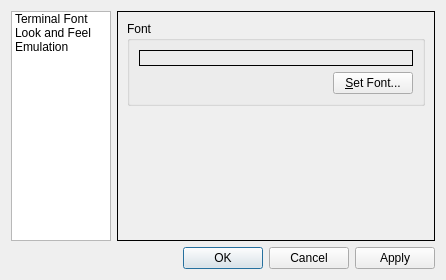
lxqt/qterminal, file src/forms/propertiesdialog.ui: the form before one commit.
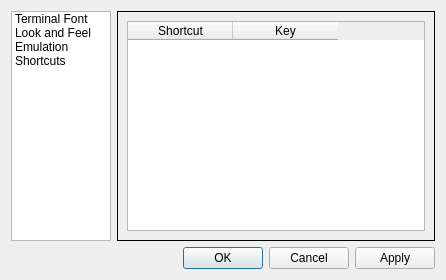
The form after the commit. The open tabs and pages were chosen to show the change.

Commit message: Support for keyboard shortcuts; free-form text entry style.

Diff of the .ui file:
```diff
--- a/src/forms/propertiesdialog.ui
+++ b/src/forms/propertiesdialog.ui
@@ -49,6 +49,11 @@
        <string>Emulation</string>
       </property>
      </item>
+     <item>
+      <property name="text">
+       <string>Shortcuts</string>
+      </property>
+     </item>
     </widget>
    </item>
    <item row="0" column="1">
@@ -263,6 +268,39 @@
        </item>
       </layout>
      </widget>
+     <widget class="QWidget" name="shortcutsPage">
+      <layout class="QVBoxLayout" name="verticalLayout">
+       <item>
+        <widget class="QTableWidget" name="shortcutsWidget">
+         <property name="alternatingRowColors">
+          <bool>true</bool>
+         </property>
+         <property name="verticalScrollMode">
+          <enum>QAbstractItemView::ScrollPerPixel</enum>
+         </property>
+         <property name="horizontalScrollMode">
+          <enum>QAbstractItemView::ScrollPerPixel</enum>
+         </property>
+         <property name="sortingEnabled">
+          <bool>true</bool>
+         </property>
+         <attribute name="horizontalHeaderDefaultSectionSize">
+          <number>105</number>
+         </attribute>
+         <column>
+          <property name="text">
+           <string>Shortcut</string>
+          </property>
+         </column>
+         <column>
+          <property name="text">
+           <string>Key</string>
+          </property>
+         </column>
+        </widget>
+       </item>
+      </layout>
+     </widget>
     </widget>
    </item>
    <item row="1" column="0" colspan="2">
```
The commit also changes 9 other files.
